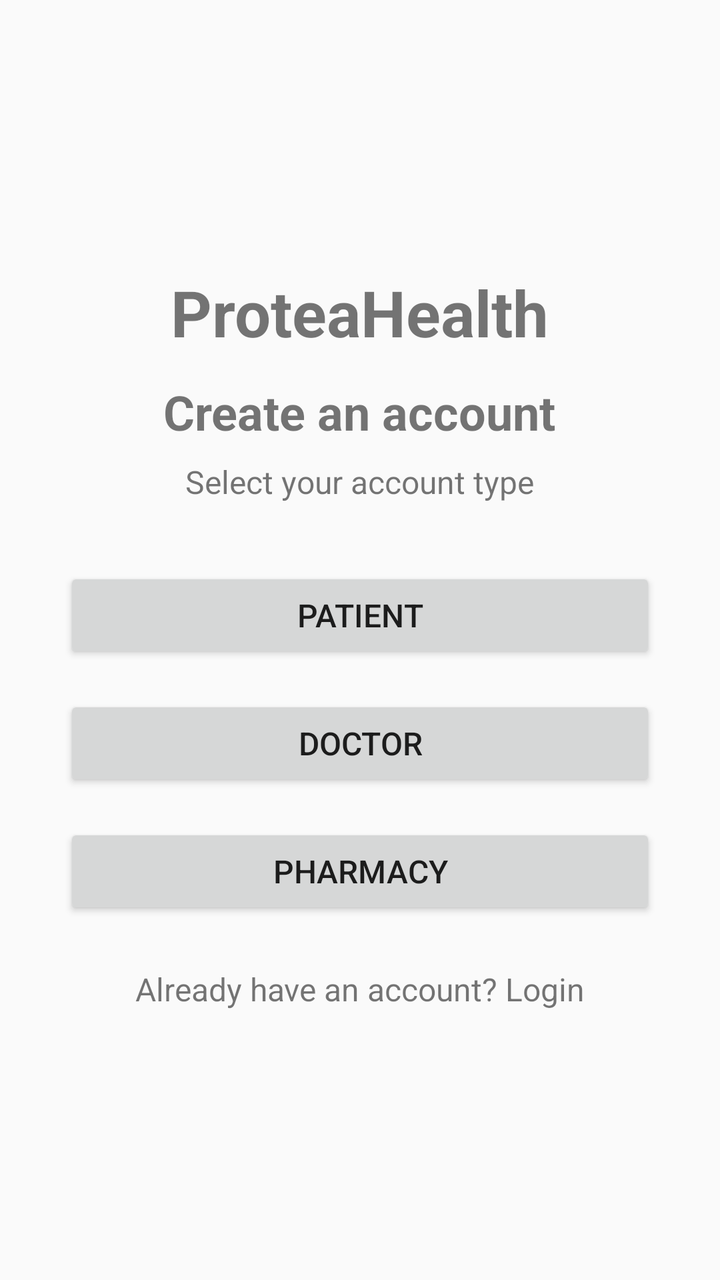
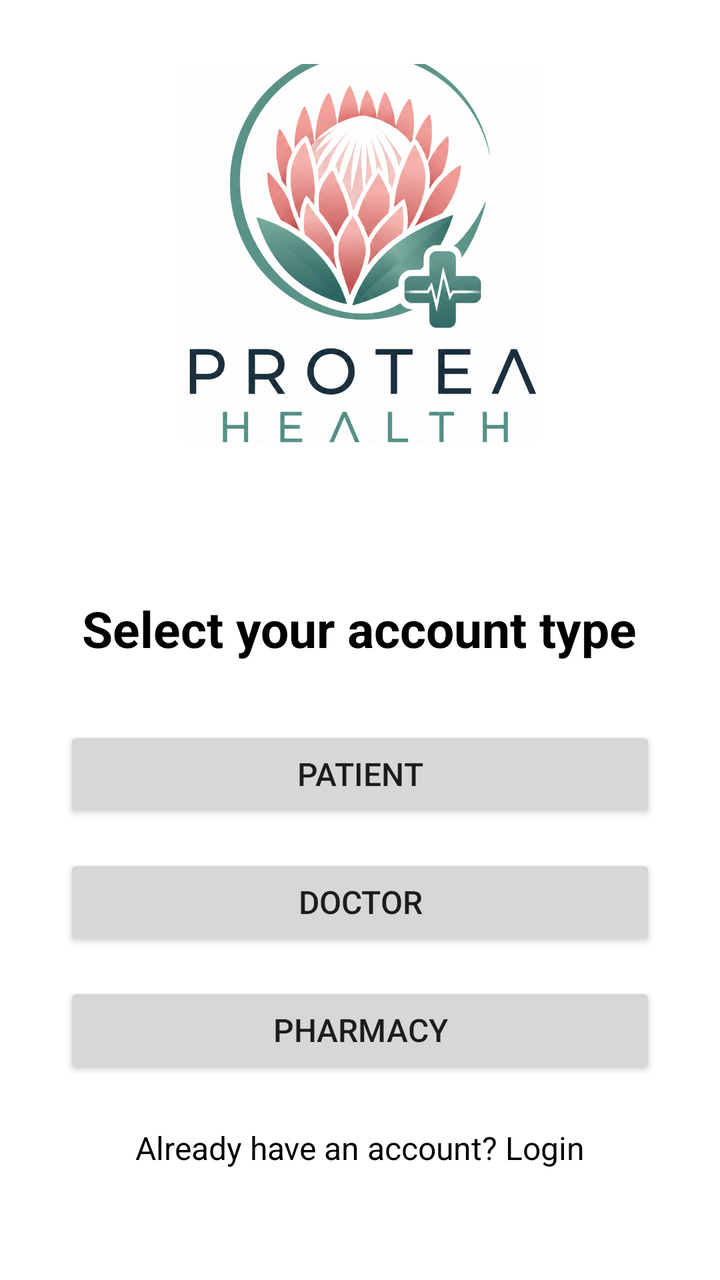

Compare the two renders of this Android layout. The source of the first and the diff that turns it into the second are given below.
<!-- AndroidManifest.xml: application theme Theme.Proteahealth -->
<!-- res/layout/activity_signup_role.xml -->
<?xml version="1.0" encoding="utf-8"?>
<LinearLayout xmlns:android="http://schemas.android.com/apk/res/android"
    android:layout_width="match_parent"
    android:layout_height="match_parent"
    android:orientation="vertical"
    android:gravity="center"
    android:padding="32dp">

    

    <TextView
        android:id="@+id/proteaHealthText"
        android:layout_width="wrap_content"
        android:layout_height="wrap_content"
        android:text="ProteaHealth"
        android:textSize="32sp"
        android:textStyle="bold"
        android:layout_marginBottom="12dp" />

    

    <TextView
        android:id="@+id/selectRoleText"
        android:layout_width="wrap_content"
        android:layout_height="wrap_content"
        android:text="Create an account"
        android:textSize="24sp"
        android:textStyle="bold"
        android:layout_marginBottom="8dp" />

    

    <TextView
        android:id="@+id/roleInstructionText"
        android:layout_width="wrap_content"
        android:layout_height="wrap_content"
        android:text="Select your account type"
        android:textSize="16sp"
        android:layout_marginBottom="32dp" />

    

    <Button
        android:id="@+id/patientButton"
        android:layout_width="match_parent"
        android:layout_height="wrap_content"
        android:text="PATIENT"
        android:textSize="16sp"
        android:layout_marginBottom="16dp" />

    

    <Button
        android:id="@+id/doctorButton"
        android:layout_width="match_parent"
        android:layout_height="wrap_content"
        android:text="DOCTOR"
        android:textSize="16sp"
        android:layout_marginBottom="16dp" />

    

    <Button
        android:id="@+id/pharmacyButton"
        android:layout_width="match_parent"
        android:layout_height="wrap_content"
        android:text="PHARMACY"
        android:textSize="16sp"
        android:layout_marginBottom="24dp" />

    

    <TextView
        android:id="@+id/loginTextView"
        android:layout_width="wrap_content"
        android:layout_height="wrap_content"
        android:text="Already have an account? Login"
        android:textSize="16sp" />

</LinearLayout>
<!-- resources referenced by this layout -->
<resources>
  <style name="Theme.Proteahealth" parent="Theme.AppCompat.Light.NoActionBar" />
</resources>

<!-- the commit's change to res/layout/activity_signup_role.xml (unified diff, before → after) -->
@@ -3,39 +3,33 @@
     android:layout_width="match_parent"
     android:layout_height="match_parent"
     android:orientation="vertical"
+    android:background="@color/white"
     android:gravity="center"
     android:padding="32dp">
 
     
 
-    <TextView
-        android:id="@+id/proteaHealthText"
-        android:layout_width="wrap_content"
-        android:layout_height="wrap_content"
-        android:text="ProteaHealth"
-        android:textSize="32sp"
-        android:textStyle="bold"
-        android:layout_marginBottom="12dp" />
+    <ImageView
+        android:layout_width="200dp"
+        android:layout_height="200dp"
+        android:src="@drawable/project_logo_mark"
+        android:layout_marginTop="-100px"
+        android:layout_marginBottom="75dp"
+        />
 
-    
 
-    <TextView
-        android:id="@+id/selectRoleText"
-        android:layout_width="wrap_content"
-        android:layout_height="wrap_content"
-        android:text="Create an account"
-        android:textSize="24sp"
-        android:textStyle="bold"
-        android:layout_marginBottom="8dp" />
 
-    
+
+
 
     <TextView
         android:id="@+id/roleInstructionText"
         android:layout_width="wrap_content"
         android:layout_height="wrap_content"
+        android:textStyle="bold"
+        android:textColor="@color/black"
         android:text="Select your account type"
-        android:textSize="16sp"
+        android:textSize="25dp"
         android:layout_marginBottom="32dp" />
 
     
@@ -74,6 +68,7 @@
         android:id="@+id/loginTextView"
         android:layout_width="wrap_content"
         android:layout_height="wrap_content"
+        android:textColor="@color/black"
         android:text="Already have an account? Login"
         android:textSize="16sp" />
 
<!-- resource entries referenced after the edit -->
@@ -1,5 +1,8 @@
 <!-- resources referenced by this layout -->
 <resources>
+  <color name="black">#FF000000</color>
+  <color name="white">#FFFFFFFF</color>
+  <!-- drawable project_logo_mark: png bitmap (drawable, 776388 bytes) -->
   <style name="Theme.Proteahealth" parent="Theme.AppCompat.Light.NoActionBar" />
 </resources>
 
